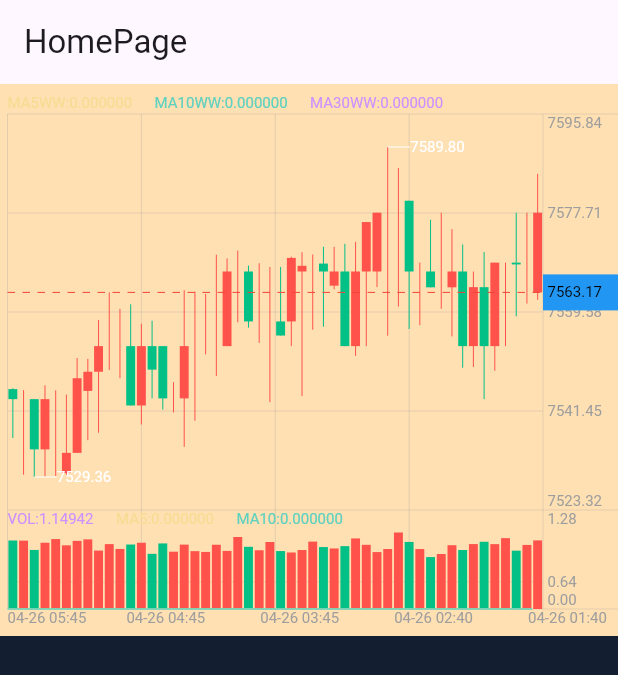
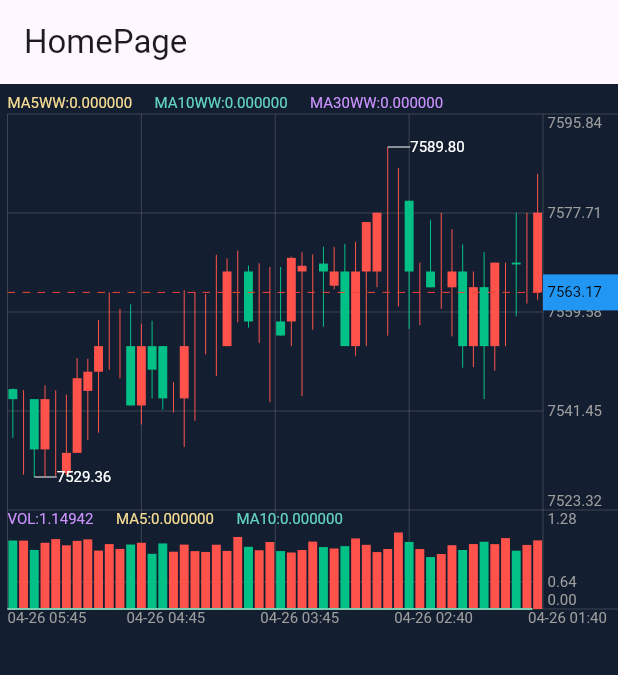
Before and after one commit to renxueqiang/flutter_kline, a Flutter app: the screen it shows after launch, on a phone screen of 412 x 824 dp. Shown: the top 675 px of the screen. Run offline on Flutter 3.47's test engine with Material 3 defaults, Android fonts, the phone set to English and light mode, and no system bars.

```diff
--- a/flutter_demo/lib/kline_view.dart
+++ b/flutter_demo/lib/kline_view.dart
@@ -280,7 +280,7 @@ class _KlineViewState extends State<KlineView> {
       onHorizontalDragEnd: _moveVelocity,
       onScaleUpdate: _onScaleUpdate,
       child: Container(
-          color: Colors.orange[100],
+          // color: Colors.orange[100],
           width: MediaQuery.of(context).size.width,
           height: 368.0,
           child: CustomPaint(
```
Also changed, not shown: flutter_demo/assets/screenshot.png (added), 4 other files.
